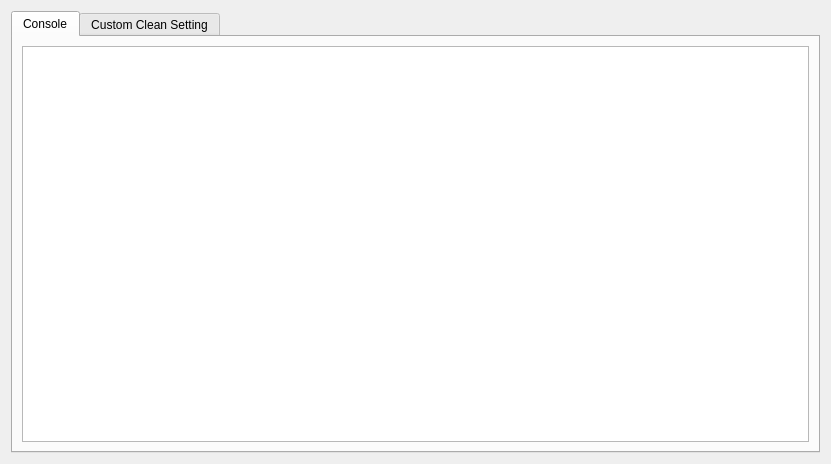
The window that src/OpenArk/ui/settings.ui (BlackINT3/OpenArk) describes before a commit, drawn with Qt 5.
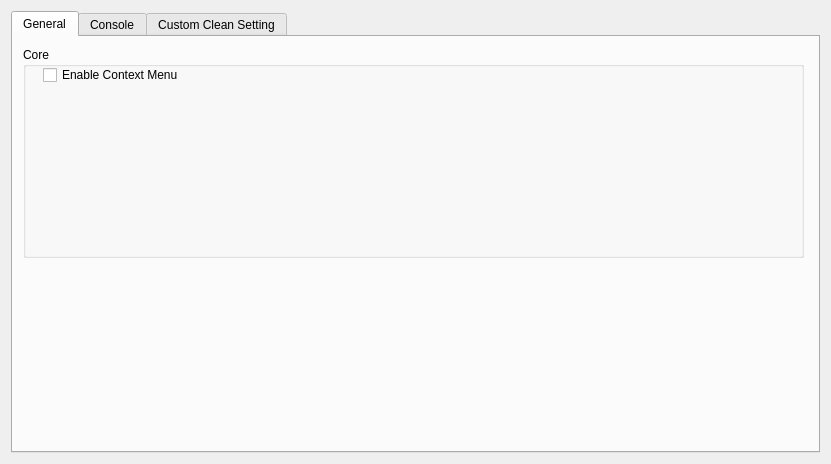
The same window after the commit.

Commit message: Add feature context menu.

```diff
--- a/src/OpenArk/ui/settings.ui
+++ b/src/OpenArk/ui/settings.ui
@@ -19,6 +19,37 @@
      <property name="currentIndex">
       <number>0</number>
      </property>
+     <widget class="QWidget" name="tabGeneral">
+      <attribute name="title">
+       <string>General</string>
+      </attribute>
+      <widget class="QGroupBox" name="groupBox_2">
+       <property name="geometry">
+        <rect>
+         <x>10</x>
+         <y>10</y>
+         <width>781</width>
+         <height>211</height>
+        </rect>
+       </property>
+       <property name="title">
+        <string>Core</string>
+       </property>
+       <widget class="QCheckBox" name="ctxmenuBox">
+        <property name="geometry">
+         <rect>
+          <x>20</x>
+          <y>20</y>
+          <width>141</width>
+          <height>16</height>
+         </rect>
+        </property>
+        <property name="text">
+         <string>Enable Context Menu</string>
+        </property>
+       </widget>
+      </widget>
+     </widget>
      <widget class="QWidget" name="tabConsole">
       <attribute name="title">
        <string>Console</string>
```
The commit also changes 5 other files.
